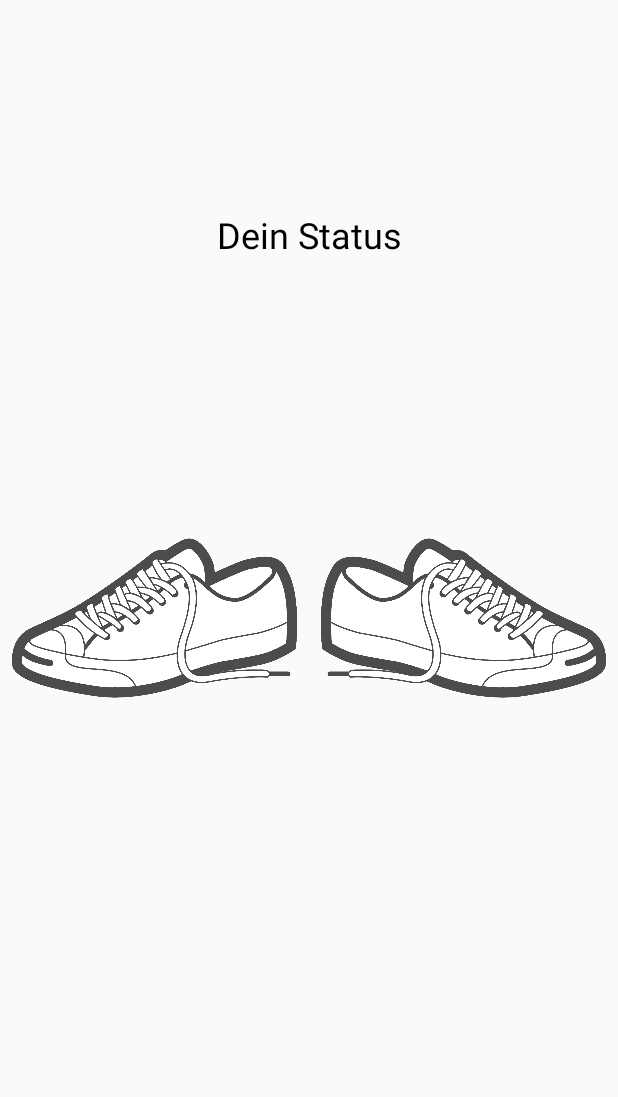
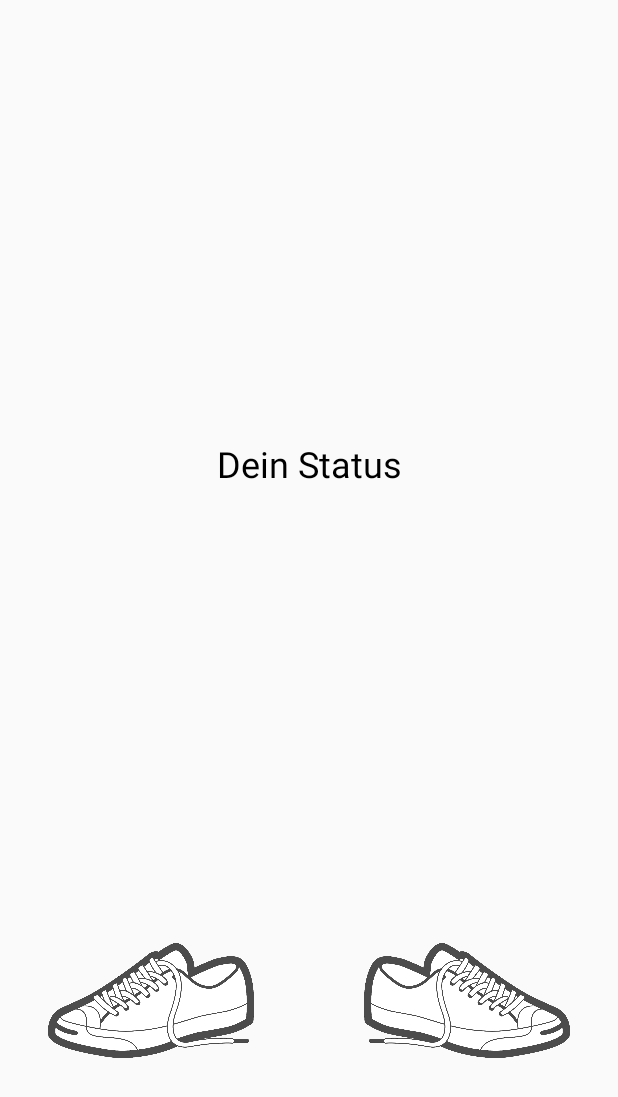
Before and after one commit to cherob/vibraboots-application, an Android app: the layout fragment_navigation_shoes.xml on its own in the app's theme, with its tools: preview values and no code run, on a phone screen of 412 x 824 dp. Shown: the top 1097 px of the screen. Run offline under Robolectric (Android 15) with nearby library versions, the phone set to English and light mode, and no system bars.

Commit message:
1.1.0
- fix fragment swtich

```diff
--- a/app/src/main/res/layout/fragment_navigation_shoes.xml
+++ b/app/src/main/res/layout/fragment_navigation_shoes.xml
@@ -8,35 +8,42 @@
 
     <!-- TODO: Update blank fragment layout -->
 
+
+    <ImageView
+        android:id="@+id/right_shoe"
+        android:layout_width="137dp"
+        android:layout_height="98dp"
+        android:layout_marginBottom="108dp"
+        android:layout_marginEnd="32dp"
+        android:layout_marginStart="8dp"
+        android:layout_marginTop="8dp"
+        android:layout_weight="1"
+        android:contentDescription="@string/content_wifi"
+        app:layout_constraintBottom_toBottomOf="parent"
+        app:layout_constraintEnd_toEndOf="parent"
+        app:layout_constraintHorizontal_bias="1.0"
+        app:layout_constraintStart_toStartOf="parent"
+        app:layout_constraintTop_toTopOf="parent"
+        app:layout_constraintVertical_bias="1.0"
+        app:srcCompat="@drawable/inactive_right" />
+
     <ImageView
         android:id="@+id/left_shoe"
-        android:layout_width="190dp"
-        android:layout_height="200dp"
-        android:layout_marginBottom="8dp"
+        android:layout_width="137dp"
+        android:layout_height="98dp"
+        android:layout_marginBottom="108dp"
         android:layout_marginEnd="8dp"
-        android:layout_marginStart="8dp"
+        android:layout_marginStart="32dp"
         android:layout_marginTop="8dp"
-        android:src="@drawable/inactive_left"
+        android:layout_weight="1"
+        android:contentDescription="@string/content_wifi"
         app:layout_constraintBottom_toBottomOf="parent"
         app:layout_constraintEnd_toEndOf="parent"
         app:layout_constraintHorizontal_bias="0.0"
         app:layout_constraintStart_toStartOf="parent"
-        app:layout_constraintTop_toTopOf="parent" />
-
-    <ImageView
-        android:id="@+id/right_shoe"
-        android:layout_width="190dp"
-        android:layout_height="200dp"
-        android:layout_marginBottom="8dp"
-        android:layout_marginEnd="8dp"
-        android:layout_marginStart="8dp"
-        android:layout_marginTop="8dp"
-        android:src="@drawable/inactive_right"
-        app:layout_constraintBottom_toBottomOf="parent"
-        app:layout_constraintEnd_toEndOf="parent"
-        app:layout_constraintHorizontal_bias="1.0"
-        app:layout_constraintStart_toStartOf="parent"
-        app:layout_constraintTop_toTopOf="parent" />
+        app:layout_constraintTop_toTopOf="parent"
+        app:layout_constraintVertical_bias="1.0"
+        app:srcCompat="@drawable/inactive_left" />
 
     <TextView
         android:id="@+id/textView3"
```
Also changed, not shown: app/src/main/java/felixschlegel/vibrabootsmapbox/NavigationActivity.java (+4 -4 lines), app/src/main/java/felixschlegel/vibrabootsmapbox/NavigationActivityFragment.java (+7 -12 lines), app/src/main/java/felixschlegel/vibrabootsmapbox/NavigationShoesFragment.java (+9 -6 lines).
